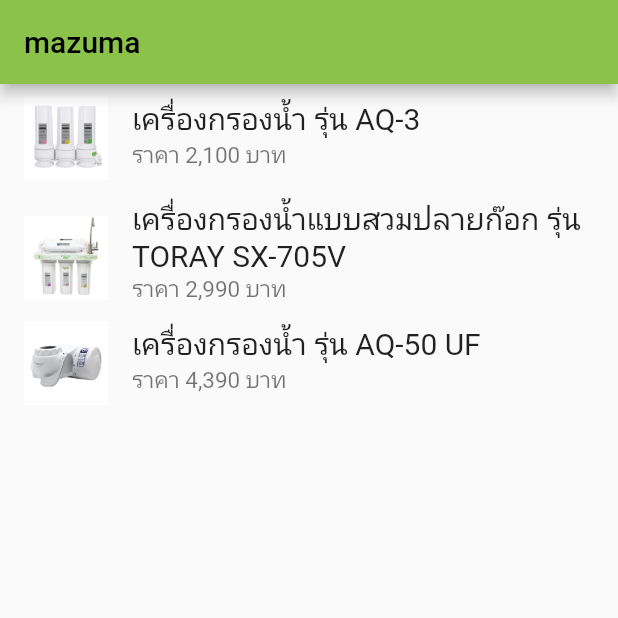
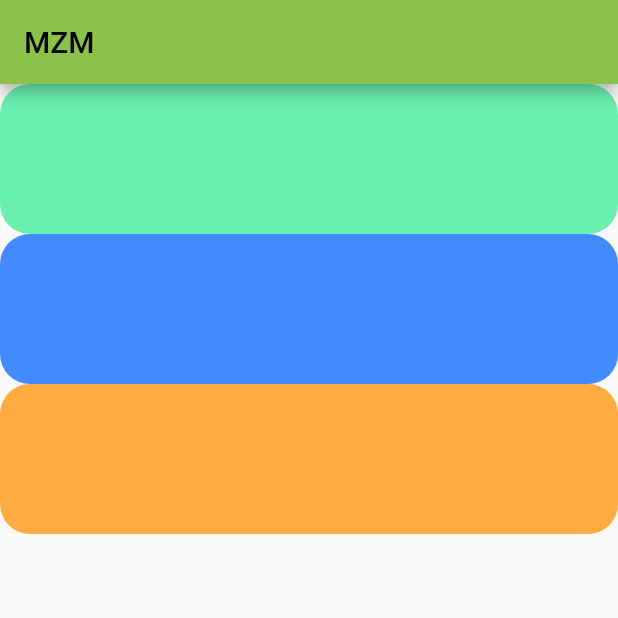
Before and after one commit to Kevinfame007/Learn-Flutter, a Flutter app: the screen it shows after launch, on a phone screen of 412 x 824 dp, the top half of it. Run offline on Flutter 3.47's test engine with Material 2 defaults, Android fonts, the phone set to English and light mode, and no system bars.

Commit message:
learn how to use Container Widget
learn how to use Container Widget to custom your own app

```diff
--- a/learn_flutter/lib/main.dart
+++ b/learn_flutter/lib/main.dart
@@ -12,7 +12,7 @@ class MyApp extends StatelessWidget {
   @override
   Widget build(BuildContext context) {
     return MaterialApp(
-      title: "My App",
+      title: "MZM App",
       home: MyHomePage(),
       theme: ThemeData(primarySwatch: Colors.lightGreen),
     );
@@ -42,44 +42,35 @@ class _MyHomePageState extends State<MyHomePage>
     _controller.dispose();
   }
 
-  //Group of info
-  List<PdMenu> menu = [
-    PdMenu(
-        "เครื่องกรองน้ำ รุ่น AQ-3", "2,100", "assets/ProductImages/AQ-3.jpg"),
-    PdMenu("เครื่องกรองน้ำแบบสวมปลายก๊อก รุ่น TORAY SX-705V", "2,990",
-        "assets/ProductImages/AQ-50-UF.jpg"),
-    PdMenu("เครื่องกรองน้ำ รุ่น AQ-50 UF", "4,390",
-        "assets/ProductImages/TORAY-SX-705V.jpg"),
-  ];
-
   //Display and Lauch App
   @override
   Widget build(BuildContext context) {
     return Scaffold(
-        appBar: AppBar(
-          title: Text("mazuma"),
-        ),
-        body: ListView.builder(
-            itemCount: menu.length,
-            itemBuilder: (
-              BuildContext context,
-              int index,
-            ) {
-              PdMenu product = menu[index];
-              return ListTile(
-                leading: Image.asset(product.image),
-                title: Text(
-                  product.name,
-                  style: TextStyle(fontSize: 20),
-                ),
-                subtitle: Text(
-                  "ราคา " + product.price + " บาท",
-                  style: TextStyle(fontSize: 15),
-                ),
-                onTap: (){
-                  print("คุณเลือกสิ้นค้า = " + product.name);
-                },
-              );
-            }));
+      appBar: AppBar(
+        title: Text("MZM"),
+      ),
+      body: Column(
+        children: [
+          Container(
+            decoration: BoxDecoration(
+                color: Colors.greenAccent,
+                borderRadius: BorderRadius.circular(20)),
+            height: 100,
+          ),
+          Container(
+            decoration: BoxDecoration(
+                color: Colors.blueAccent,
+                borderRadius: BorderRadius.circular(20)),
+            height: 100,
+          ),
+          Container(
+            decoration: BoxDecoration(
+                color: Colors.orangeAccent,
+                borderRadius: BorderRadius.circular(20)),
+            height: 100,
+          ),
+        ],
+      ),
+    );
   }
 }
```
